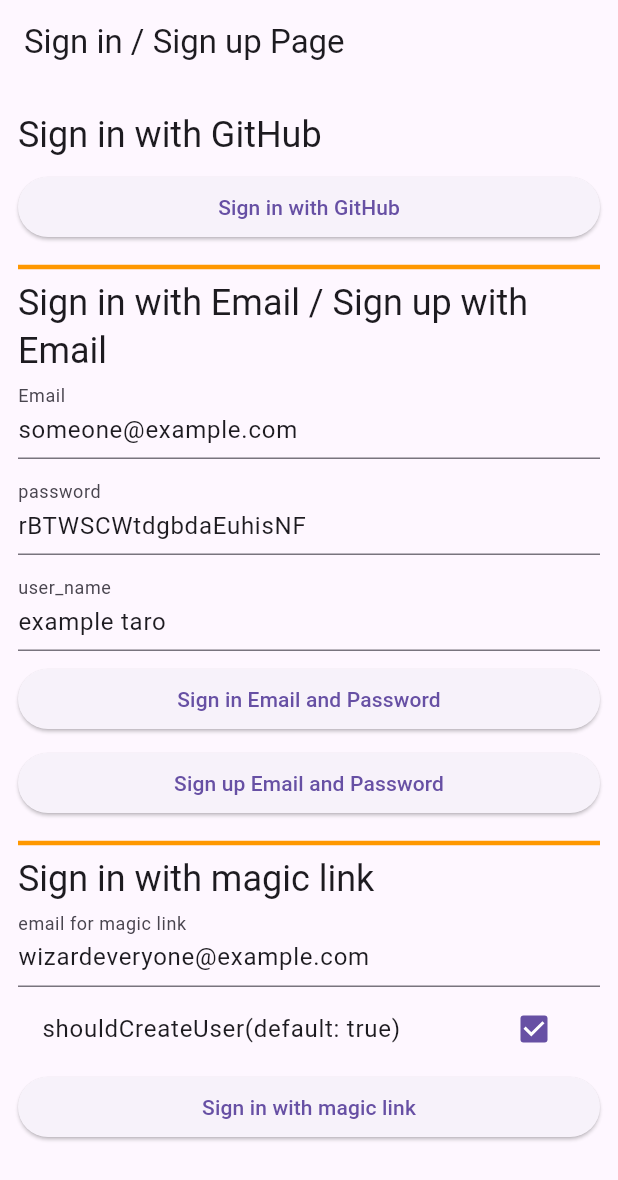
After one commit to toma1031/weightloss_squad_phone_app, a Flutter app: the screen it shows after launch, on a phone screen of 412 x 824 dp. The commit adds this screen. Shown: the top 1180 px of the screen. Run offline on Flutter 3.47's test engine with Material 3 defaults, Android fonts, the phone set to English and light mode, and no system bars; our stand-ins replace flutter_dotenv, gap, supabase_flutter; accounts and stored records are empty.

Commit message:
Follow Osawa recomend

```diff
--- /dev/null
+++ b/lib/screens/login_page.dart
@@ -0,0 +1,197 @@
+import 'dart:async';
+
+import 'package:flutter/material.dart';
+import 'package:gap/gap.dart';
+import 'package:supabase_flutter/supabase_flutter.dart';
+
+import '../main.dart';
+import 'my_text_field.dart';
+
+typedef FutureCallback<T> = Future<T> Function();
+
+class LoginPage extends StatefulWidget {
+  const LoginPage({super.key});
+
+  @override
+  State<LoginPage> createState() => _LoginPageState();
+}
+
+class _LoginPageState extends State<LoginPage> {
+  var _redirecting = false;
+  var _isLoading = false;
+  var _shouldCreateUser = true;
+  late final StreamSubscription<AuthState> _authStateSubscription;
+
+  final _emailController = TextEditingController(text: 'someone@example.com');
+  final _passwordController =
+      TextEditingController(text: 'rBTWSCWtdgbdaEuhisNF');
+  final _userNameController = TextEditingController(text: 'example taro');
+  final _magicLinkEmailController =
+      TextEditingController(text: 'wizardeveryone@example.com');
+
+  @override
+  void initState() {
+    super.initState();
+
+    _authStateSubscription = supabase.auth.onAuthStateChange.listen((event) {
+      debugPrint('event: ${ event.event.toString() }');
+      if (_redirecting) {
+        return;
+      }
+      final session = event.session;
+      if (session != null) {
+        _redirecting = true;
+        Navigator.of(context).pushReplacementNamed('/login-after');
+      }
+    });
+  }
+
+  @override
+  void dispose() {
+    _authStateSubscription.cancel();
+    super.dispose();
+  }
+
+  @override
+  Widget build(BuildContext context) {
+    return Scaffold(
+      appBar: AppBar(title: const Text('Sign in / Sign up Page')),
+      body: GestureDetector(
+        onTap: () {
+          FocusManager.instance.primaryFocus?.unfocus();
+        },
+        child: ListView(
+          padding: const EdgeInsets.symmetric(vertical: 18, horizontal: 12),
+          children: [
+            Text('Sign in with GitHub',
+                style: Theme.of(context).textTheme.headlineSmall),
+            const Gap(8.0),
+            ElevatedButton(
+              onPressed: _isLoading ? null : _signInGitHub,
+              child: Text(_isLoading ? 'Loading' : 'Sign in with GitHub'),
+            ),
+            const Gap(8.0),
+            const Divider(color: Colors.orange, thickness: 3.0),
+            Text('Sign in with Email / Sign up with Email ',
+                style: Theme.of(context).textTheme.headlineSmall),
+            MyTextField(
+              label: 'Email',
+              controller: _emailController,
+            ),
+            const Gap(8.0),
+            MyTextField(
+              label: 'password',
+              controller: _passwordController,
+            ),
+            const Gap(8.0),
+            MyTextField(
+              label: 'user_name',
+              controller: _userNameController,
+            ),
+            const Gap(8.0),
+            ElevatedButton(
+              onPressed: _isLoading ? null : _signInEmail,
+              child:
+                  Text(_isLoading ? 'Loading' : 'Sign in Email and Password'),
+            ),
+            const Gap(8.0),
+            ElevatedButton(
+              onPressed: _isLoading ? null : _signUpEmail,
+              child:
+                  Text(_isLoading ? 'Loading' : 'Sign up Email and Password'),
+            ),
+            const Gap(8.0),
+            const Divider(color: Colors.orange, thickness: 3.0),
+            Text('Sign in with magic link',
+                style: Theme.of(context).textTheme.headlineSmall),
+            TextFormField(
+              decoration: const InputDecoration(
+                label: Text('email for magic link'),
+                hintText: 'foobar@example.com',
+              ),
+              controller: _magicLinkEmailController,
+            ),
+            CheckboxListTile.adaptive(
+              title: const Text('shouldCreateUser(default: true)'),
+              value: _shouldCreateUser,
+              onChanged: (value) {
+                if (value != null) {
+                  setState(() => _shouldCreateUser = value);
+                }
+              },
+            ),
+            ElevatedButton(
+              onPressed: _isLoading ? null : _signInMagicLink,
+              child: Text(_isLoading ? 'Loading' : 'Sign in with magic link'),
+            ),
+          ],
+        ),
+      ),
+    );
+  }
+
+  Future<void> _signInMagicLink() async {
+    await _signInFlow(() async {
+      await supabase.auth.signInWithOtp(
+        email: _magicLinkEmailController.text,
+        shouldCreateUser: _shouldCreateUser,
+        // 下記URLがsupabase projectのRedirect URLsと一致していないと、リダイレクト後サインインできない(仕様)
+        // ref: https://github.com/supabase/supabase/issues/11995#issuecomment-1647874100
+        emailRedirectTo: 'io.supabase.weightlosssquad://login-callback/',
+      );
+    });
+  }
+
+  Future<void> _signUpEmail() async {
+    await _signInFlow(() async {
+      final auth = await supabase.auth.signUp(
+        email: _emailController.text,
+        password: _passwordController.text,
+        data: {'user_name': _userNameController.text},
+      );
+      debugPrint('auth: $auth');
+    });
+  }
+
+  Future<void> _signInEmail() async {
+    await _signInFlow(() async {
+      final auth = await supabase.auth.signInWithPassword(
+        email: _emailController.text,
+        password: _passwordController.text,
+      );
+      debugPrint('auth: $auth');
+    });
+  }
+
+  Future<void> _signInGitHub() async {
+    await _signInFlow(() async {
+      await supabase.auth.signInWithOAuth(
+        OAuthProvider.github,
+        redirectTo: 'io.supabase.weightlosssquad://login-callback/',
+      );
+    });
+  }
+
+  Future<void> _signInFlow(FutureCallback<void> attemptFutureFunc) async {
+    try {
+      setState(() {
+        _isLoading = true;
+      });
+      await attemptFutureFunc();
+    } catch (error) {
+      debugPrint('error: $error');
+      if (mounted) {
+        ScaffoldMessenger.of(context).showSnackBar(
+          SnackBar(
+            content: Text('Unexpected Error. $error'),
+            backgroundColor: Theme.of(context).colorScheme.error,
+          ),
+        );
+      }
+    } finally {
+      setState(() {
+        _isLoading = false;
+      });
+    }
+  }
+}
--- /dev/null
+++ b/lib/screens/my_text_field.dart
@@ -0,0 +1,24 @@
+import 'package:flutter/material.dart';
+
+class MyTextField extends StatelessWidget {
+  final String hintText;
+  final String label;
+  final TextEditingController controller;
+  const MyTextField({
+    super.key,
+    this.hintText = '',
+    this.label = '',
+    required this.controller,
+  });
+
+  @override
+  Widget build(BuildContext context) {
+    return TextField(
+      decoration: InputDecoration(
+        hintText: hintText,
+        label: Text(label),
+      ),
+      controller: controller,
+    );
+  }
+}
--- a/pubspec.yaml
+++ b/pubspec.yaml
@@ -30,6 +30,7 @@ environment:
 dependencies:
   flutter:
     sdk: flutter
+  gap: ^3.0.1
 
   # The following adds the Cupertino Icons font to your application.
   # Use with the CupertinoIcons class for iOS style icons.
```
Also changed, not shown: lib/main.dart (+25 -112 lines), lib/screens/login_after_page.dart (added, +67 -0 lines), lib/screens/signup_complete_page.dart (deleted, +0 -123 lines), lib/screens/signup_page.dart (deleted, +0 -124 lines), lib/screens/splash_page.dart (added, +38 -0 lines), pubspec.lock, 2 other files.
